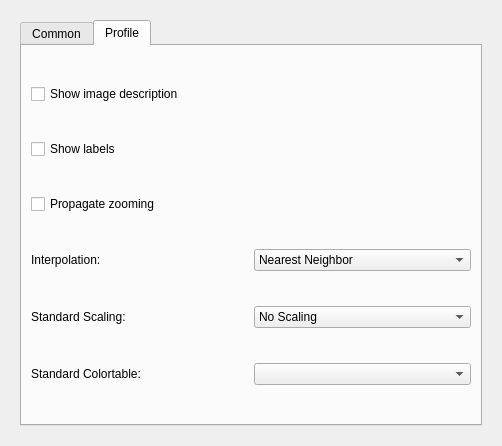
Qt form forms/preferences.ui (isis-group/vast) before a commit.
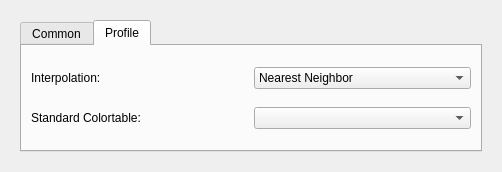
The same form after that commit.

```diff
--- a/forms/preferences.ui
+++ b/forms/preferences.ui
@@ -7,9 +7,15 @@
     <x>0</x>
     <y>0</y>
     <width>502</width>
-    <height>446</height>
+    <height>172</height>
    </rect>
   </property>
+  <property name="sizePolicy">
+   <sizepolicy hsizetype="Preferred" vsizetype="Minimum">
+    <horstretch>0</horstretch>
+    <verstretch>0</verstretch>
+   </sizepolicy>
+  </property>
   <property name="windowTitle">
    <string>Preferences</string>
   </property>
@@ -71,20 +77,13 @@
          </attribute>
          <layout class="QGridLayout" name="gridLayout_2">
           <item row="0" column="0">
-           <widget class="QCheckBox" name="checkShowDesc">
-            <property name="text">
-             <string>Show image description</string>
-            </property>
-           </widget>
-          </item>
-          <item row="3" column="0">
            <widget class="QLabel" name="label_2">
             <property name="text">
              <string>Interpolation:</string>
             </property>
            </widget>
           </item>
-          <item row="3" column="1">
+          <item row="0" column="1">
            <widget class="QComboBox" name="comboInterpolation">
             <item>
              <property name="text">
@@ -98,56 +97,16 @@
             </item>
            </widget>
           </item>
-          <item row="4" column="0">
-           <widget class="QLabel" name="label_3">
-            <property name="text">
-             <string>Standard Scaling:</string>
-            </property>
-           </widget>
-          </item>
-          <item row="4" column="1">
-           <widget class="QComboBox" name="comboScaling">
-            <item>
-             <property name="text">
-              <string>No Scaling</string>
-             </property>
-            </item>
-            <item>
-             <property name="text">
-              <string>Automatic Scaling</string>
-             </property>
-            </item>
-            <item>
-             <property name="text">
-              <string>Manual Scaling</string>
-             </property>
-            </item>
-           </widget>
-          </item>
-          <item row="1" column="0">
-           <widget class="QCheckBox" name="checkShowLabels">
-            <property name="text">
-             <string>Show labels</string>
-            </property>
-           </widget>
-          </item>
-          <item row="5" column="1">
+          <item row="1" column="1">
            <widget class="QComboBox" name="comboBox"/>
           </item>
-          <item row="5" column="0">
+          <item row="1" column="0">
            <widget class="QLabel" name="label_4">
             <property name="text">
              <string>Standard Colortable:</string>
             </property>
            </widget>
           </item>
-          <item row="2" column="0">
-           <widget class="QCheckBox" name="checkPropagateZooming">
-            <property name="text">
-             <string>Propagate zooming</string>
-            </property>
-           </widget>
-          </item>
          </layout>
         </widget>
        </widget>
```
